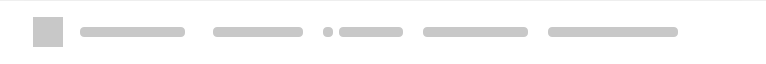
Qt form src/MEGASync/transfers/gui/ui/TransferManagerLoadingItem.ui (meganz/MEGAsync) before a commit.
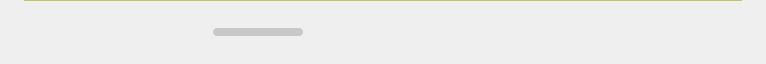
The same form after that commit.

Diff of the .ui file:
```diff
--- a/src/MEGASync/transfers/gui/ui/TransferManagerLoadingItem.ui
+++ b/src/MEGASync/transfers/gui/ui/TransferManagerLoadingItem.ui
@@ -43,7 +43,7 @@
     min-height: 1px;
     max-height: 1px;
     border: none;
-    background: #EEEEEE;
+    background: #B0B1B31A;/*colorToken.border-subtle*/
 	margin-left: 24px;
 	margin-right: 24px;
 }
@@ -53,7 +53,12 @@
     padding: 0;
     margin: 0;
 }
-</string>
+
+#lTransferName, #typePlaceHolder, #sizePlaceholder, #SpeedPlaceHolder, #statusPlaceHolder, #itemPlaceHolder
+{
+border-radius: 4px;
+background-color: #EFEFF0;/*colorToken.surface-2*/
+}</string>
   </property>
   <layout class="QVBoxLayout" name="TransferManagerItemLayout">
    <property name="spacing">
@@ -107,9 +112,6 @@
      <property name="autoFillBackground">
       <bool>false</bool>
      </property>
-     <property name="styleSheet">
-      <string notr="true">background-color: rgb(255, 255, 255);</string>
-     </property>
      <layout class="QHBoxLayout" name="stateActiveLayout" stretch="0,0,1,0,0,0,0,0,0">
       <property name="spacing">
        <number>0</number>
@@ -136,14 +138,14 @@
         </property>
         <property name="minimumSize">
          <size>
-          <width>48</width>
-          <height>48</height>
+          <width>24</width>
+          <height>24</height>
          </size>
         </property>
         <property name="maximumSize">
          <size>
-          <width>48</width>
-          <height>48</height>
+          <width>24</width>
+          <height>24</height>
          </size>
         </property>
         <property name="autoFillBackground">
@@ -172,19 +174,16 @@
            </property>
            <property name="minimumSize">
             <size>
-             <width>30</width>
-             <height>30</height>
+             <width>18</width>
+             <height>20</height>
             </size>
            </property>
            <property name="maximumSize">
             <size>
-             <width>30</width>
-             <height>30</height>
+             <width>18</width>
+             <height>20</height>
             </size>
            </property>
-           <property name="styleSheet">
-            <string notr="true">background-color: rgb(200, 200, 200);</string>
-           </property>
           </widget>
          </item>
         </layout>
@@ -253,22 +252,18 @@
            <property name="minimumSize">
             <size>
              <width>105</width>
-             <height>10</height>
+             <height>8</height>
             </size>
            </property>
            <property name="maximumSize">
             <size>
              <width>16777215</width>
-             <height>10</height>
+             <height>8</height>
             </size>
            </property>
            <property name="autoFillBackground">
             <bool>false</bool>
            </property>
-           <property name="styleSheet">
-            <string notr="true">background-color: rgb(200, 200, 200);
-border-radius: 4px;</string>
-           </property>
           </widget>
          </item>
         </layout>
@@ -315,13 +310,13 @@
            <property name="minimumSize">
             <size>
              <width>0</width>
-             <height>10</height>
+             <height>8</height>
             </size>
            </property>
            <property name="maximumSize">
             <size>
              <width>16777215</width>
-             <height>10</height>
+             <height>8</height>
             </size>
            </property>
            <property name="styleSheet">
@@ -369,47 +364,23 @@
          <property name="bottomMargin">
           <number>0</number>
          </property>
-         <item>
-          <widget class="QWidget" name="SpeedPoint" native="true">
-           <property name="minimumSize">
-            <size>
-             <width>10</width>
-             <height>10</height>
-            </size>
-           </property>
-           <property name="maximumSize">
-            <size>
-             <width>10</width>
-             <height>10</height>
-            </size>
-           </property>
-           <property name="styleSheet">
-            <string notr="true">background-color: rgb(200, 200, 200);
-border-radius: 4px;</string>
-           </property>
-          </widget>
-         </item>
          <item>
           <widget class="QWidget" name="SpeedPlaceHolder" native="true">
            <property name="minimumSize">
             <size>
              <width>0</width>
-             <height>10</height>
+             <height>8</height>
             </size>
            </property>
            <property name="maximumSize">
             <size>
              <width>16777215</width>
-             <height>10</height>
+             <height>8</height>
             </size>
            </property>
            <property name="autoFillBackground">
             <bool>false</bool>
            </property>
-           <property name="styleSheet">
-            <string notr="true">border-radius:4px;
-background-color: rgb(200, 200, 200);</string>
-           </property>
           </widget>
          </item>
         </layout>
@@ -456,19 +427,15 @@
            <property name="minimumSize">
             <size>
              <width>0</width>
-             <height>10</height>
+             <height>8</height>
             </size>
            </property>
            <property name="maximumSize">
             <size>
              <width>16777215</width>
-             <height>10</height>
+             <height>8</height>
             </size>
            </property>
-           <property name="styleSheet">
-            <string notr="true">background-color: rgb(200, 200, 200);
-border-radius:4px;</string>
-           </property>
           </widget>
          </item>
         </layout>
@@ -512,19 +479,15 @@
            <property name="minimumSize">
             <size>
              <width>0</width>
-             <height>10</height>
+             <height>8</height>
             </size>
            </property>
            <property name="maximumSize">
             <size>
              <width>16777215</width>
-             <height>10</height>
+             <height>8</height>
             </size>
            </property>
-           <property name="styleSheet">
-            <string notr="true">background-color: rgb(200, 200, 200);
-border-radius:4px;</string>
-           </property>
           </widget>
          </item>
         </layout>
```
